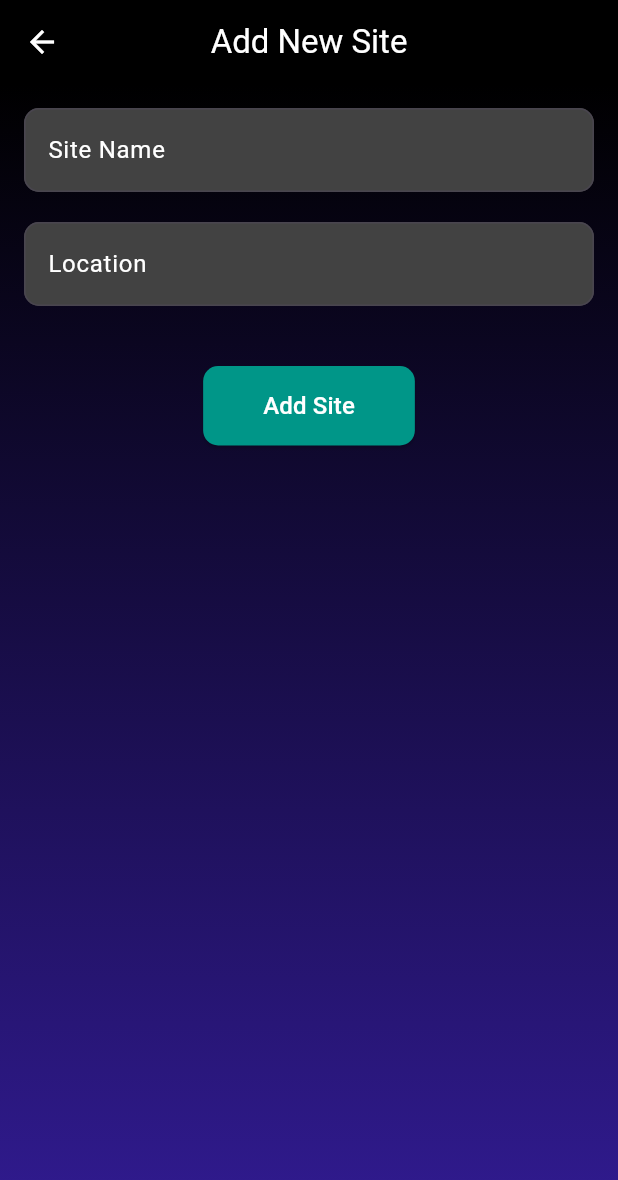
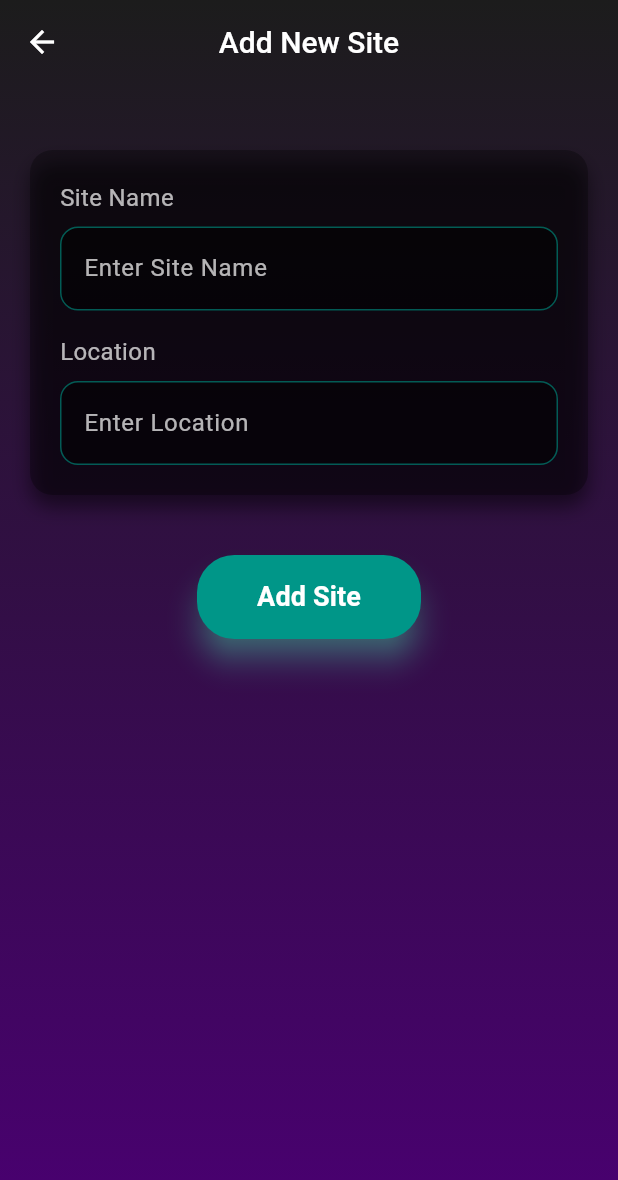
Before and after one commit to vaibhav1881/rajivn_enterprises, a Flutter app: the AddNewSitePage screen opened directly, on a phone screen of 412 x 824 dp. Shown: the top 1180 px of the screen. Run offline on Flutter 3.47's test engine with Material 3 defaults, Android fonts, the phone set to English and light mode, and no system bars; our stand-ins replace cloud_firestore, firebase_auth, firebase_core, image_picker, permission_handler, shared_preferences; accounts and stored records are empty.

Commit message:
admin add new site added

```diff
--- a/lib/pages/admin_add_new_site.dart
+++ b/lib/pages/admin_add_new_site.dart
@@ -1,103 +1,102 @@
 import 'package:flutter/material.dart';
+import 'package:cloud_firestore/cloud_firestore.dart';
 
-class AddNewSitePage extends StatelessWidget {
-  final _formKey = GlobalKey<FormState>();
+class AddNewSitePage extends StatefulWidget {
+  const AddNewSitePage({super.key});
+
+  @override
+  _AddNewSitePageState createState() => _AddNewSitePageState();
+}
+
+class _AddNewSitePageState extends State<AddNewSitePage> {
   final TextEditingController _siteNameController = TextEditingController();
   final TextEditingController _locationController = TextEditingController();
+  final _formKey = GlobalKey<FormState>();
 
   @override
   Widget build(BuildContext context) {
     return Scaffold(
+      extendBodyBehindAppBar: true,
       appBar: AppBar(
-        title: const Text(
-          'Add New Site',
-          style: TextStyle(color: Colors.white),
+        leading: IconButton(
+          icon: const Icon(Icons.arrow_back),
+          onPressed: () => Navigator.of(context).pop(),
+          color: Colors.white, // White arrow
         ),
-        backgroundColor: Colors.black,
+        title: const Text("Add New Site"),
+        backgroundColor: Colors.transparent, // Transparent app bar
+        elevation: 0,
         centerTitle: true,
-        elevation: 0,
-        iconTheme: const IconThemeData(color: Colors.white),
+        titleTextStyle: const TextStyle(
+          fontWeight: FontWeight.w500,
+          fontSize: 20,
+          color: Colors.white,
+        ),
       ),
       body: Container(
-        decoration: BoxDecoration(
+        decoration: const BoxDecoration(
           gradient: LinearGradient(
-            colors: [Colors.black, Colors.deepPurple[900]!],
             begin: Alignment.topCenter,
             end: Alignment.bottomCenter,
+            colors: [
+              Color(0xFF1C1C1C), // Black at the top
+              Color(0xFF4A0072), // Dark purple at the bottom
+            ],
           ),
         ),
+        child: Center(
           child: Padding(
-          padding: const EdgeInsets.all(16.0),
-          child: Form(
-            key: _formKey,
+            padding: const EdgeInsets.symmetric(horizontal: 20.0),
+            child: Column(
+              children: [
+                const SizedBox(height: 100),
+                _buildCard(
                   child: Column(
                     crossAxisAlignment: CrossAxisAlignment.start,
                     children: [
-                // Site Name Input
-                TextFormField(
-                  controller: _siteNameController,
-                  decoration: InputDecoration(
-                    labelText: 'Site Name',
-                    labelStyle: const TextStyle(color: Colors.white),
-                    filled: true,
-                    fillColor: Colors.grey[800],
-                    border: OutlineInputBorder(
-                      borderRadius: BorderRadius.circular(10),
+                      const Text(
+                        "Site Name",
+                        style: TextStyle(
+                          fontSize: 16,
+                          fontWeight: FontWeight.w400,
+                          color: Colors.white70,
                         ),
                       ),
-                  style: const TextStyle(color: Colors.white),
-                  validator: (value) {
-                    if (value == null || value.isEmpty) {
-                      return 'Please enter the site name';
-                    }
-                    return null;
-                  },
-                ),
-                const SizedBox(height: 20),
-                // Location Input
-                TextFormField(
-                  controller: _locationController,
-                  decoration: InputDecoration(
-                    labelText: 'Location',
-                    labelStyle: const TextStyle(color: Colors.white),
-                    filled: true,
-                    fillColor: Colors.grey[800],
-                    border: OutlineInputBorder(
-                      borderRadius: BorderRadius.circular(10),
+                      const SizedBox(height: 8),
+                      _buildTextInputField(_siteNameController, "Enter Site Name"),
+                      const SizedBox(height: 16),
+                      const Text(
+                        "Location",
+                        style: TextStyle(
+                          fontSize: 16,
+                          fontWeight: FontWeight.w400,
+                          color: Colors.white70,
                         ),
                       ),
-                  style: const TextStyle(color: Colors.white),
-                  validator: (value) {
-                    if (value == null || value.isEmpty) {
-                      return 'Please enter the location';
-                    }
-                    return null;
-                  },
+                      const SizedBox(height: 8),
+                      _buildTextInputField(_locationController, "Enter Location"),
+                    ],
+                  ),
                 ),
                 const SizedBox(height: 40),
-                // Submit Button
-                Center(
-                  child: ElevatedButton(
-                    onPressed: () {
-                      if (_formKey.currentState!.validate()) {
-                        // Perform the "Add New Site" functionality
-                        _addNewSite(context);
-                      }
-                    },
-                    style: ElevatedButton.styleFrom(
-                      backgroundColor: Colors.teal,
-                      padding: const EdgeInsets.symmetric(
-                        horizontal: 40,
-                        vertical: 15,
-                      ),
-                      shape: RoundedRectangleBorder(
-                        borderRadius: BorderRadius.circular(10),
+                ElevatedButton(
+                  onPressed: addNewSite,
+                  child: const Text(
+                    "Add Site",
+                    style: TextStyle(
+                      color: Colors.white,
+                      fontSize: 18,
+                      fontWeight: FontWeight.bold,
                     ),
                   ),
-                    child: const Text(
-                      'Add Site',
-                      style: TextStyle(color: Colors.white, fontSize: 16),
+                  style: ElevatedButton.styleFrom(
+                    padding: const EdgeInsets.symmetric(horizontal: 40, vertical: 15),
+                    backgroundColor: Colors.teal,
+                    shape: RoundedRectangleBorder(
+                      borderRadius: BorderRadius.circular(25),
                     ),
+                    elevation: 8,
+                    shadowColor: Colors.tealAccent,
                   ),
                 ),
               ],
@@ -108,22 +107,75 @@
     );
   }
 
-  void _addNewSite(BuildContext context) {
-    final String siteName = _siteNameController.text.trim();
-    final String location = _locationController.text.trim();
+  // Text Input Field
+  Widget _buildTextInputField(TextEditingController controller, String label) {
+    return TextFormField(
+      controller: controller,
+      style: const TextStyle(color: Colors.white),
+      decoration: InputDecoration(
+        filled: true,
+        fillColor: Colors.black.withOpacity(0.5), // Semi-transparent black
+        labelText: label,
+        labelStyle: const TextStyle(color: Colors.white70),
+        enabledBorder: OutlineInputBorder(
+          borderSide: BorderSide(color: Colors.teal.withOpacity(0.6)),
+          borderRadius: BorderRadius.circular(12),
+        ),
+        focusedBorder: OutlineInputBorder(
+          borderSide: const BorderSide(color: Colors.teal),
+          borderRadius: BorderRadius.circular(12),
+        ),
+      ),
+      validator: (val) {
+        if (val!.isEmpty) {
+          return "This field cannot be empty";
+        }
+        return null;
+      },
+    );
+  }
 
-    // Add logic to save the site details to the database (e.g., Firebase)
+  // Custom Card
+  Widget _buildCard({required Widget child}) {
+    return Container(
+      width: double.infinity,
+      padding: const EdgeInsets.all(20),
+      decoration: BoxDecoration(
+        color: Colors.black.withOpacity(0.3),
+        borderRadius: BorderRadius.circular(15),
+        boxShadow: [
+          BoxShadow(
+            color: Colors.black.withOpacity(0.5),
+            blurRadius: 10,
+            offset: const Offset(0, 8),
+          ),
+        ],
+      ),
+      child: child,
+    );
+  }
 
-    // Show a success message
+  // Add Site Function
+  addNewSite() async {
+    if (_formKey.currentState!.validate()) {
+      try {
+        await FirebaseFirestore.instance.collection('sites').add({
+          'siteName': _siteNameController.text.trim(),
+          'location': _locationController.text.trim(),
+          'createdAt': FieldValue.serverTimestamp(),
+        });
+
         ScaffoldMessenger.of(context).showSnackBar(
-      SnackBar(
-        content: Text('Site "$siteName" added successfully!'),
-        backgroundColor: Colors.green,
-      ),
+          const SnackBar(content: Text("Site added successfully!")),
         );
 
-    // Clear the form fields
         _siteNameController.clear();
         _locationController.clear();
+      } catch (e) {
+        ScaffoldMessenger.of(context).showSnackBar(
+          SnackBar(content: Text("Error adding site: $e")),
+        );
       }
     }
+  }
+}
```
Also changed, not shown: lib/pages/admin_dashboard.dart (+6 -1 lines), lib/pages/auth/register_page.dart (+29 -11 lines), lib/pages/diesel_entry_page.dart (+51 -18 lines), lib/pages/machinery_entry_page.dart (+28 -10 lines), lib/pages/admin_add_new_machines.dart (added). Lines whose indentation alone changed are shown as unchanged.
